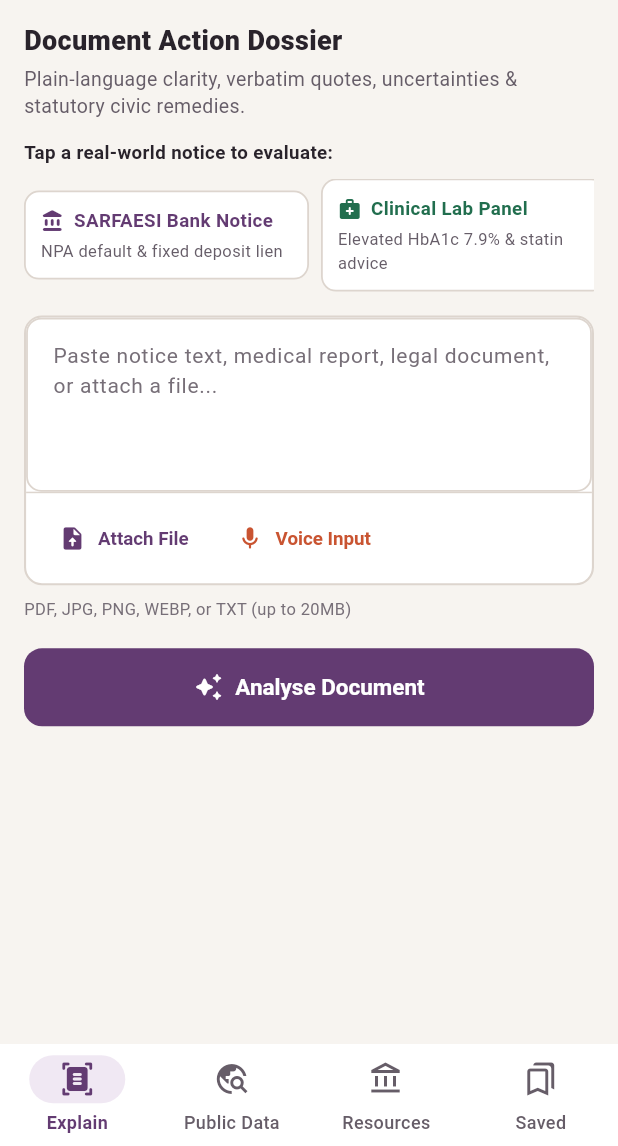
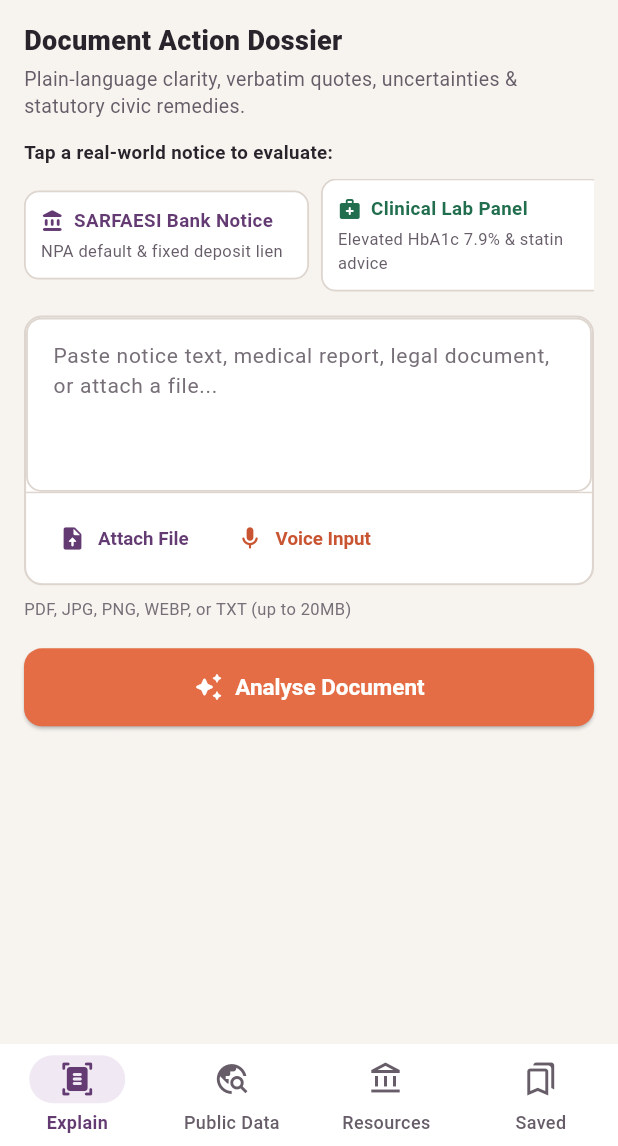
Before and after one commit to adisharma9548/Bridge-the-Gap, a Flutter app: the screen it shows after launch, after a tap on "SARFAESI Bank Notice", after a tap on "New Document", on a phone screen of 412 x 824 dp, the part 90-1236 px from its top. Run offline on Flutter 3.47's test engine with Material 3 defaults, Android fonts, the phone set to English and light mode, and no system bars; our stand-ins replace file_picker, flutter_secure_storage, flutter_tts, shared_preferences, speech_to_text; accounts and stored records are empty; network calls fail.

Commit message:
style(mobile): align action buttons and elevation tokens with Aubergine and Persimmon design system

```diff
--- a/mobile/lib/ui/features/public_data/views/public_data_screen.dart
+++ b/mobile/lib/ui/features/public_data/views/public_data_screen.dart
@@ -208,7 +208,7 @@ class _PublicDataScreenState extends State<PublicDataScreen> {
                   icon: Icon(_isSaved ? Icons.bookmark_added_rounded : Icons.bookmark_add_outlined, size: 16),
                   label: Text(_isSaved ? tr('savedSuccess') : tr('saveCaseFile'), style: const TextStyle(fontSize: 12)),
                   style: ElevatedButton.styleFrom(
-                    backgroundColor: _isSaved ? AppColors.jade : AppColors.cobalt,
+                    backgroundColor: _isSaved ? AppColors.success : AppColors.brandSecondary,
                     minimumSize: const Size(60, 36),
                     padding: const EdgeInsets.symmetric(horizontal: 12, vertical: 6),
                   ),
--- a/mobile/lib/ui/features/understand/views/case_file_view.dart
+++ b/mobile/lib/ui/features/understand/views/case_file_view.dart
@@ -85,7 +85,7 @@ class _CaseFileViewState extends State<CaseFileView> {
                 icon: Icon(_isSaved ? Icons.bookmark_added_rounded : Icons.bookmark_add_outlined, size: 18),
                 label: Text(_isSaved ? tr('savedSuccess') : tr('saveCaseFile')),
                 style: ElevatedButton.styleFrom(
-                  backgroundColor: _isSaved ? AppColors.jade : AppColors.cobalt,
+                  backgroundColor: _isSaved ? AppColors.success : AppColors.brandSecondary,
                   minimumSize: const Size(80, 40),
                   padding: const EdgeInsets.symmetric(horizontal: 14, vertical: 8),
                 ),
@@ -98,12 +98,12 @@ class _CaseFileViewState extends State<CaseFileView> {
           Container(
             padding: const EdgeInsets.all(16),
             decoration: BoxDecoration(
-              color: AppColors.ivorySurface,
+              color: AppColors.surface,
               borderRadius: BorderRadius.circular(14),
-              border: Border.all(color: AppColors.cobalt, width: 1.5),
+              border: Border.all(color: AppColors.brandPrimary, width: 1.5),
               boxShadow: const [
                 BoxShadow(
-                  color: Color(0x0F0C4A60),
+                  color: AppColors.shadow,
                   blurRadius: 10,
                   offset: Offset(0, 4),
                 ),
@@ -658,7 +658,7 @@ class _CaseFileViewState extends State<CaseFileView> {
                         border: Border.all(color: AppColors.jade, width: 1.5),
                         boxShadow: const [
                           BoxShadow(
-                            color: Color(0x0A059669),
+                            color: AppColors.shadow,
                             blurRadius: 6,
                             offset: Offset(0, 2),
                           ),
--- a/mobile/lib/ui/features/understand/views/understand_screen.dart
+++ b/mobile/lib/ui/features/understand/views/understand_screen.dart
@@ -383,9 +383,11 @@ class _UnderstandScreenState extends State<UnderstandScreen> {
           ElevatedButton(
             onPressed: isLoading ? null : () => _triggerAnalysis(),
             style: ElevatedButton.styleFrom(
-              backgroundColor: AppColors.cobalt,
+              backgroundColor: AppColors.brandSecondary,
+              foregroundColor: Colors.white,
               minimumSize: const Size(double.infinity, 52),
               shape: RoundedRectangleBorder(borderRadius: BorderRadius.circular(12)),
+              elevation: 1,
             ),
             child: isLoading
                 ? Row(
```
